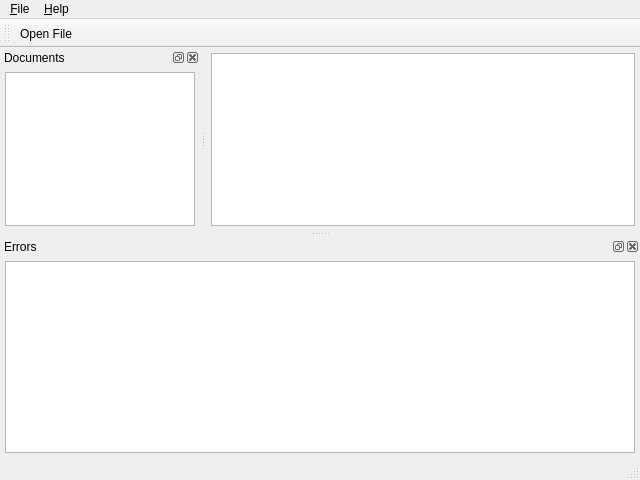
Qt form msceditor/mainwindow.ui (esa/spacecreator) before a commit.
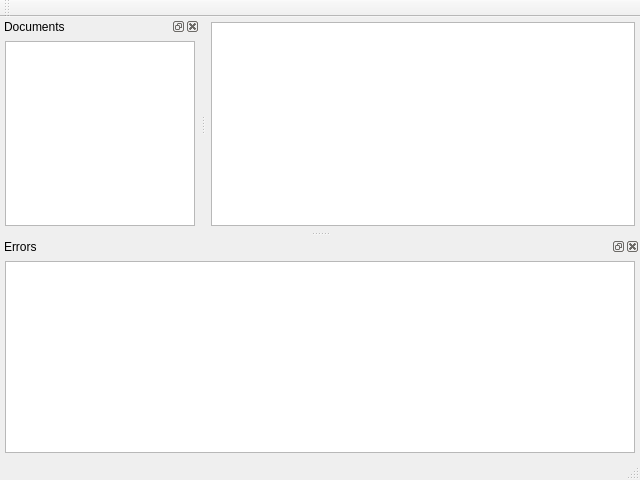
The same form after that commit. Custom widgets are drawn as their Qt base class.

```diff
--- a/msceditor/mainwindow.ui
+++ b/msceditor/mainwindow.ui
@@ -60,22 +60,6 @@
      <height>21</height>
     </rect>
    </property>
-   <widget class="QMenu" name="menuFile">
-    <property name="title">
-     <string>&amp;File</string>
-    </property>
-    <addaction name="action_Open_file"/>
-    <addaction name="separator"/>
-    <addaction name="actionQuit"/>
-   </widget>
-   <widget class="QMenu" name="menu_Help">
-    <property name="title">
-     <string>&amp;Help</string>
-    </property>
-    <addaction name="actionAbout_Qt"/>
-   </widget>
-   <addaction name="menuFile"/>
-   <addaction name="menu_Help"/>
   </widget>
   <widget class="QToolBar" name="mainToolBar">
    <property name="windowTitle">
@@ -87,7 +71,6 @@
    <attribute name="toolBarBreak">
     <bool>false</bool>
    </attribute>
-   <addaction name="action_Open_file"/>
   </widget>
   <widget class="QStatusBar" name="statusBar"/>
   <widget class="QDockWidget" name="dockWidget">
@@ -203,21 +186,6 @@
     </layout>
    </widget>
   </widget>
-  <action name="actionQuit">
-   <property name="text">
-    <string>&amp;Quit</string>
-   </property>
-  </action>
-  <action name="actionAbout_Qt">
-   <property name="text">
-    <string>About Qt</string>
-   </property>
-  </action>
-  <action name="action_Open_file">
-   <property name="text">
-    <string>&amp;Open File ...</string>
-   </property>
-  </action>
  </widget>
  <layoutdefault spacing="6" margin="11"/>
  <customwidgets>
```
